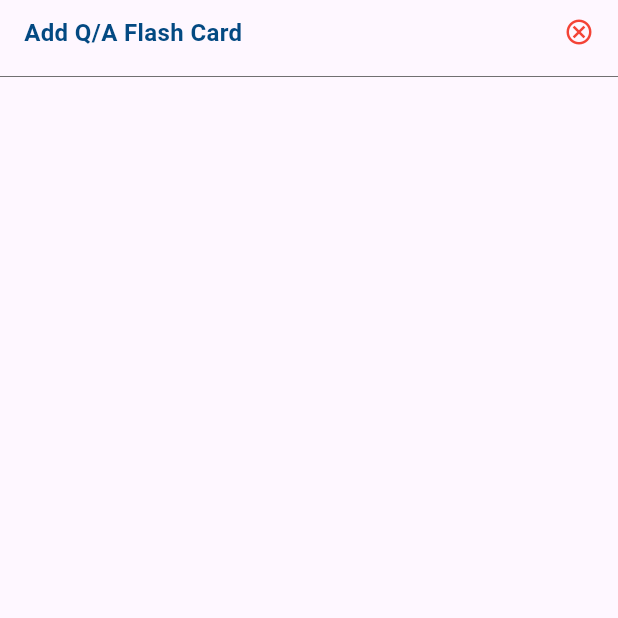
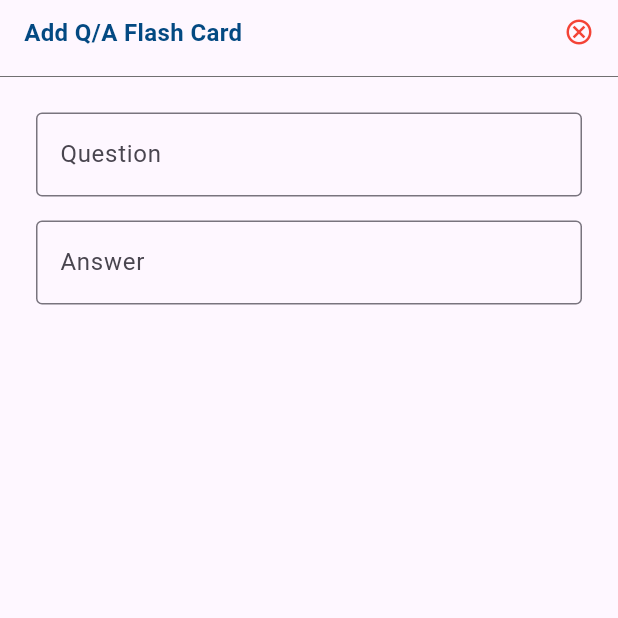
Before and after one commit to Debdaru07/flash_card_CRUD, a Flutter app: the screen it shows after launch, after a tap on the "add" icon, on a phone screen of 412 x 824 dp, the top half of it. Run offline on Flutter 3.47's test engine with Material 3 defaults, Android fonts, the phone set to English and light mode, and no system bars.

Commit message:
textform fields added.

```diff
--- /dev/null
+++ b/lib/helper_widgets/text_formField.dart
@@ -0,0 +1,24 @@
+import 'package:flutter/material.dart';
+
+Widget buildTextFormField({
+  required TextEditingController controller,
+  required String labelText,
+  required String hintText,
+  TextInputType inputType = TextInputType.text,
+  bool obscureText = false,
+  String? Function(String?)? validator,
+  void Function(String)? onChanged,
+}) {
+  return TextFormField(
+    controller: controller,
+    keyboardType: inputType,
+    obscureText: obscureText,
+    decoration: InputDecoration(
+      labelText: labelText,
+      hintText: hintText,
+      border: const OutlineInputBorder(),
+    ),
+    validator: validator,
+    onChanged: onChanged,
+  );
+}
--- a/lib/main.dart
+++ b/lib/main.dart
@@ -1,6 +1,8 @@
 import 'package:flutter/material.dart';
+import 'package:provider/provider.dart';
 
 import 'view/qna_view.dart';
+import 'view_model/form_handler.dart';
 
 void main() {
   runApp(const MyApp());
@@ -11,11 +13,14 @@ class MyApp extends StatelessWidget {
 
   @override
   Widget build(BuildContext context) {
-    return MaterialApp(
-      title: 'Flutter Demo',
-      debugShowCheckedModeBanner: false,
-      theme: ThemeData(useMaterial3: true,),
-      home: const QnAView(),
+    return ChangeNotifierProvider(
+      create: (_) => FormHandler(),
+      child: MaterialApp(
+        title: 'Flutter Demo',
+        debugShowCheckedModeBanner: false,
+        theme: ThemeData(useMaterial3: true,),
+        home: const QnAView(),
+      ),
     );
   }
 }
--- a/lib/view/qna_form.dart
+++ b/lib/view/qna_form.dart
@@ -1,6 +1,9 @@
 import 'package:flutter/material.dart';
+import 'package:provider/provider.dart';
 
+import '../helper_widgets/text_formField.dart';
 import '../model/qna_model.dart';
+import '../view_model/form_handler.dart';
 
 class QnAForm extends StatefulWidget {
   final QNAModel? item;
@@ -14,17 +17,35 @@ class _QnAFormState extends State<QnAForm> {
   @override
   Widget build(BuildContext context) {
     return SafeArea(
-      child: Scaffold(
+      child: Consumer<FormHandler>(
+        builder: (context, formHandler, child) => Scaffold(
           body: Column(
             mainAxisAlignment: MainAxisAlignment.start,
             crossAxisAlignment: CrossAxisAlignment.center,
             children: [
               ...header,
-
+              Padding(
+                padding: const EdgeInsets.symmetric(horizontal: 24.0, vertical: 16),
+                child: Column(
+                  children: [
+                    buildTextFormField(
+                      controller: formHandler.question,
+                      hintText: widget.item == null ? 'Question' : (widget.item?.question ?? ''),
+                      labelText: widget.item == null ? 'Question' : (widget.item?.question ?? '')
+                    ),
+                    const SizedBox(height: 16,),
+                    buildTextFormField(
+                      controller: formHandler.answer,
+                      hintText: widget.item == null ? 'Answer' : (widget.item?.answer ?? ''),
+                      labelText: widget.item == null ? 'Answer' : (widget.item?.answer ?? '')
+                    ),
+                  ]
+                ),
+              )
             ],
           ),
-
         ),
+      ),
     );
   }
 
```
